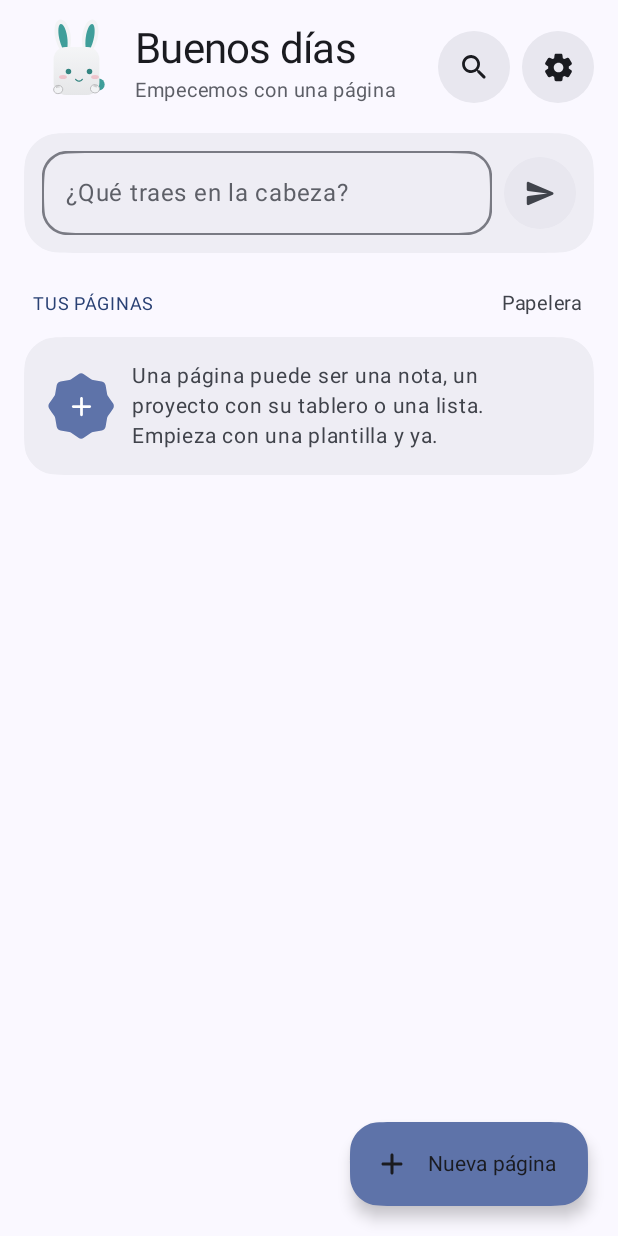
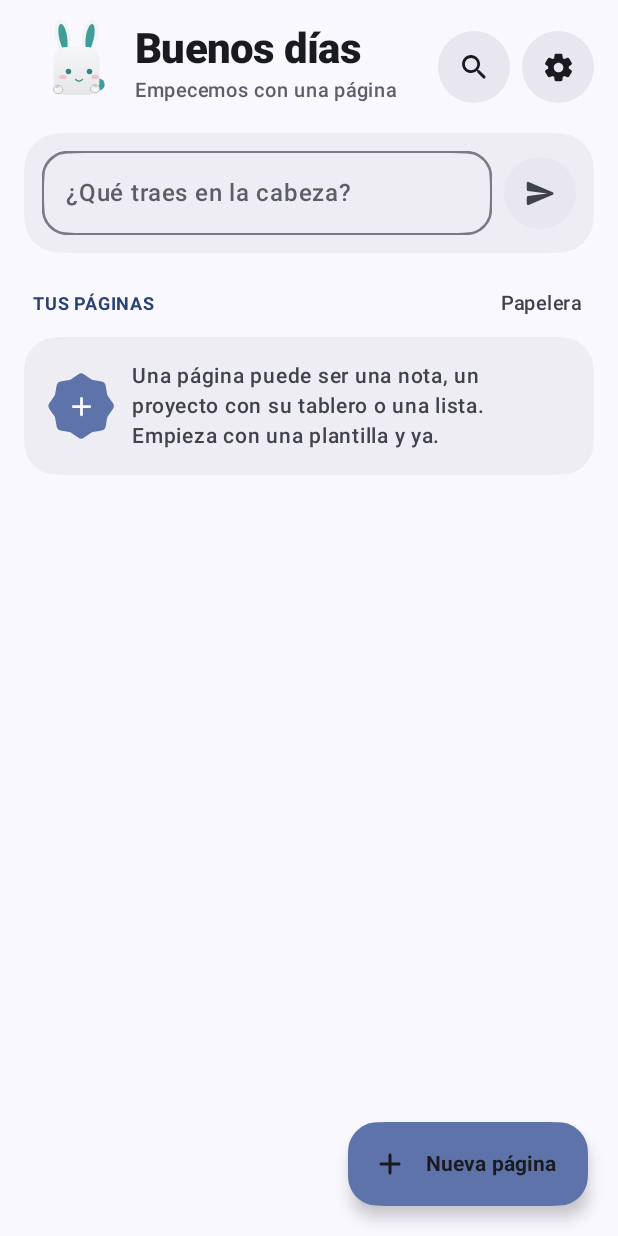
Before and after one commit to Andford/tokkip, an Android app built with Jetpack Compose: the screen it shows after launch (MainActivity), on a phone screen of 412 x 824 dp. Run offline under Robolectric (Android 15) with nearby library versions, the phone set to English and light mode, and no system bars; pictures from the network do not load.

Commit message:
fix(android): la letra de Tokkip con sus pesos reales, más gruesa
Una FontFamily de un solo Typeface dibujaba todos los pesos como Regular.
Ahora cada peso (300-900) es una fuente del sistema propia, y los títulos
y el texto suben un poco de peso. Tokkip 2.10.1, Tokkip Notas 0.4.1.

Co-Authored-By: Claude Opus 5.5 <noreply@anthropic.com>
Claude-Session: https://claude.ai/code/session_01B6gQfqKDKixjYV9sHzN33p

```diff
--- a/android/app/build.gradle.kts
+++ b/android/app/build.gradle.kts
@@ -12,8 +12,8 @@ android {
         applicationId = "mx.loperstack.tokkip"
         minSdk = 31
         targetSdk = 35
-        versionCode = 46
-        versionName = "2.10.0"
+        versionCode = 47
+        versionName = "2.10.1"
         // The assistant's engines are 64-bit ARM only; so are the phones that can run them.
         ndk { abiFilters += "arm64-v8a" }
     }
--- a/android/notas/build.gradle.kts
+++ b/android/notas/build.gradle.kts
@@ -16,8 +16,8 @@ android {
         applicationId = "mx.loperstack.tokkipnotas"
         minSdk = 31
         targetSdk = 35
-        versionCode = 6
-        versionName = "0.4.0"
+        versionCode = 7
+        versionName = "0.4.1"
     }
 
     // The same stable key as Tokkip (.github/workflows/android.yml).
--- a/android/notas/src/main/java/mx/loperstack/tokkipnotas/ui/Theme.kt
+++ b/android/notas/src/main/java/mx/loperstack/tokkipnotas/ui/Theme.kt
@@ -96,23 +96,37 @@ private val ClassicScheme = darkColorScheme(
  * Google Sans, the Pixel's own typeface (the Diario/Journal look), when the
  * phone has it — every Pixel does; elsewhere the system font.
  */
-private fun pixelFont(weight: Int): android.graphics.Typeface {
+/** The first Google Sans this phone has (every Pixel does), or null for the system font. */
+private fun pixelFamilyName(): String? {
     for (family in listOf("google-sans-flex", "google-sans", "google-sans-text")) {
         val base = android.graphics.Typeface.create(family, android.graphics.Typeface.NORMAL)
-        if (base != android.graphics.Typeface.DEFAULT) return android.graphics.Typeface.create(base, weight, false)
+        if (base != android.graphics.Typeface.DEFAULT) return family
     }
-    return android.graphics.Typeface.create(android.graphics.Typeface.DEFAULT, weight, false)
+    return null
 }
 
-private val PixelSans = androidx.compose.ui.text.font.FontFamily(pixelFont(400))
+/**
+ * One font per weight, so Medium, SemiBold and Bold are the real ones: a family made of a single
+ * Typeface draws every weight as Regular (Bold only faked), which looked too thin.
+ */
+private val PixelSans: androidx.compose.ui.text.font.FontFamily = pixelFamilyName()?.let { name ->
+    androidx.compose.ui.text.font.FontFamily(
+        (3..9).map { w ->
+            androidx.compose.ui.text.font.Font(
+                androidx.compose.ui.text.font.DeviceFontFamilyName(name),
+                weight = androidx.compose.ui.text.font.FontWeight(w * 100),
+            )
+        },
+    )
+} ?: androidx.compose.ui.text.font.FontFamily.Default
 
 /** A touch heavier than Material's defaults: body text Medium, titles Bold. */
 private val TokkipType = androidx.compose.material3.Typography().let { t ->
     fun androidx.compose.ui.text.TextStyle.p(w: Int) = copy(fontFamily = PixelSans, fontWeight = androidx.compose.ui.text.font.FontWeight(w))
     t.copy(
-        displayLarge = t.displayLarge.p(700), displayMedium = t.displayMedium.p(700), displaySmall = t.displaySmall.p(700),
-        headlineLarge = t.headlineLarge.p(700), headlineMedium = t.headlineMedium.p(700), headlineSmall = t.headlineSmall.p(700),
-        titleLarge = t.titleLarge.p(700), titleMedium = t.titleMedium.p(600), titleSmall = t.titleSmall.p(600),
+        displayLarge = t.displayLarge.p(800), displayMedium = t.displayMedium.p(800), displaySmall = t.displaySmall.p(800),
+        headlineLarge = t.headlineLarge.p(800), headlineMedium = t.headlineMedium.p(800), headlineSmall = t.headlineSmall.p(700),
+        titleLarge = t.titleLarge.p(700), titleMedium = t.titleMedium.p(700), titleSmall = t.titleSmall.p(600),
         bodyLarge = t.bodyLarge.p(500), bodyMedium = t.bodyMedium.p(500), bodySmall = t.bodySmall.p(500),
         labelLarge = t.labelLarge.p(600), labelMedium = t.labelMedium.p(600), labelSmall = t.labelSmall.p(600),
     )
```
Also changed, not shown: android/app/src/main/java/mx/loperstack/tokkip/ui/Theme.kt (+21 -7 lines).
